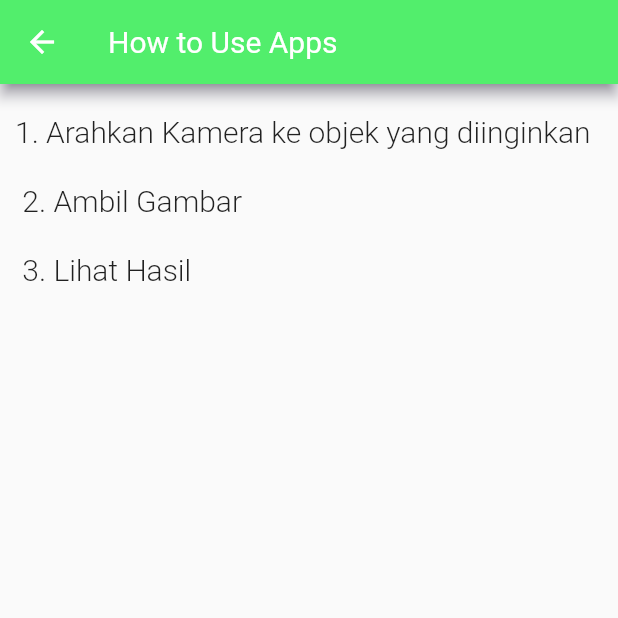
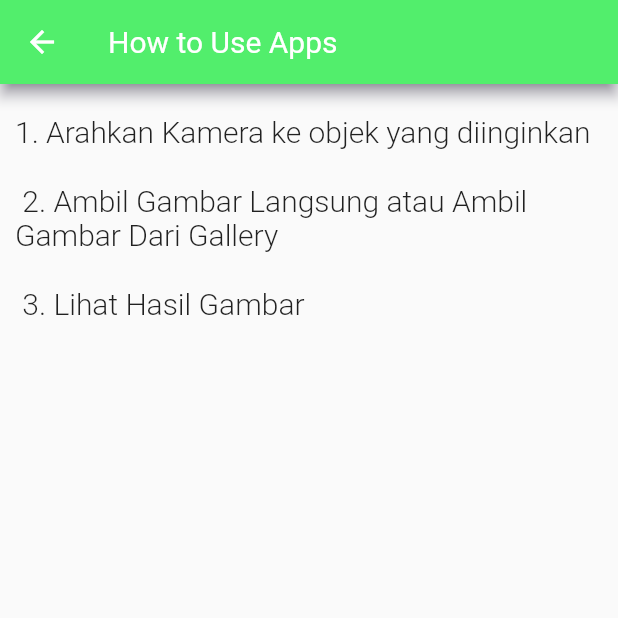
Before and after one commit to RafiRasaki/Projectskripsi, a Flutter app: the rulespage screen opened by its route, on a phone screen of 412 x 824 dp, the top half of it. Run offline on Flutter 3.47's test engine with Material 2 defaults, Android fonts, the phone set to English and light mode, and no system bars.

Commit message:
Rules Page

```diff
--- a/imagedetection/lib/screen/mainpage.dart
+++ b/imagedetection/lib/screen/mainpage.dart
@@ -85,9 +85,10 @@ class _MainpageState extends State<Mainpage> {
                 ),
                 child:
                 Text(
-                  'Bingung Cara Menggunakan Ini ? \nClick here',
+                  'Bingung Cara Menggunakan Ini ? Click here',
                   style: TextStyle(
-                    fontSize: 19,
+                    fontSize: 15,
+                    color: Colors.blue,
                     fontWeight: FontWeight.w400,
                     decoration: TextDecoration.underline,
                   ), textAlign: TextAlign.center,
--- a/imagedetection/lib/screen/rulespage.dart
+++ b/imagedetection/lib/screen/rulespage.dart
@@ -36,7 +36,7 @@ class _rulespageState extends State<rulespage> {
             Expanded(
               child:
                 Text(
-                  '1. Arahkan Kamera ke objek yang diinginkan\n\n 2. Ambil Gambar\n\n 3. Lihat Hasil',
+                  '1. Arahkan Kamera ke objek yang diinginkan\n\n 2. Ambil Gambar Langsung atau Ambil Gambar Dari Gallery\n\n 3. Lihat Hasil Gambar',
                   style: TextStyle(
                     fontSize: 20,
                     fontWeight: FontWeight.w300,
```
